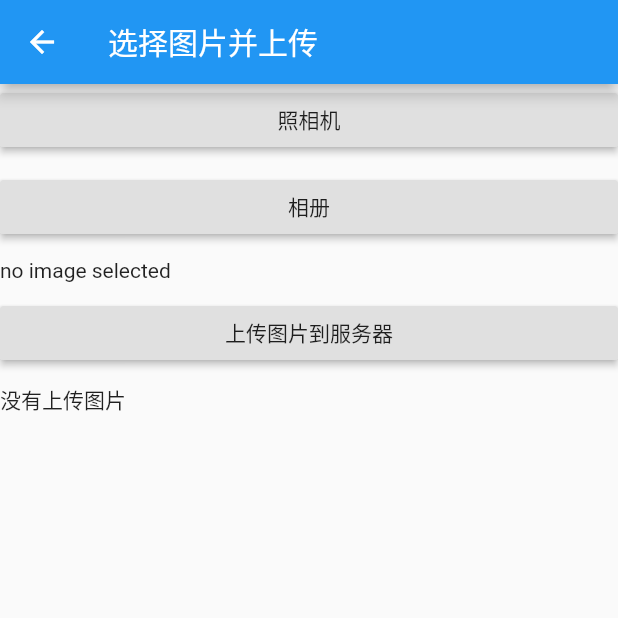
After one commit to ldy978/frist, a Flutter app: the ImagePickerPage screen opened directly, after a tap on "上传图片到服务器", on a phone screen of 412 x 824 dp, the top half of it. The commit adds this screen. Run offline on Flutter 3.47's test engine with Material 2 defaults, Android fonts, the phone set to English and light mode, and no system bars; drawn by our look-alikes of oktoast; our stand-ins replace cached_network_image, dio, flutter_swiper, image_picker, shared_preferences and 3 more; missing offline and left inert: dart:ffi, flutter_webview_plugin; accounts and stored records are empty; network calls fail.

```diff
--- a/lib/pages/tabs/Home/global.dart
+++ b/lib/pages/tabs/Home/global.dart
@@ -14,4 +14,5 @@ class Global {
   static String xiaonei_url = "http://"+host+":8080/admin.php?c=News&a=index";
   static String create_room = "http://"+host+":8080/admin.php?c=Room&a=create";
   static String get_room = "http://"+host+":8080/admin.php?c=Room&a=get";
+  static bool debug = true;
 }
--- a/lib/pages/tabs/Message/Xiaoxi.dart
+++ b/lib/pages/tabs/Message/Xiaoxi.dart
@@ -69,6 +69,7 @@ class _XiaoxiPageState extends State<XiaoxiPage>
           key: _refreshIndicatorKey,
           onRefresh: _getData, // onRefresh 参数是一个Future<Null>的回调
           child: new ListView.builder(
+            padding: EdgeInsets.all(10),
             // 这句是在list里面的内容不足一屏时，list可能会滑不动，加上就一直都可以滑动
             physics: const AlwaysScrollableScrollPhysics(),
             itemCount: this.list.length,
--- /dev/null
+++ b/lib/pages/tabs/chat/uploadimage.dart
@@ -0,0 +1,101 @@
+import 'dart:io';
+
+import 'package:app01/pages/tabs/Home/global.dart';
+import 'package:dio/dio.dart';
+import 'package:flutter/material.dart';
+import 'package:image_picker/image_picker.dart';
+
+class ImagePickerPage extends StatefulWidget {
+  ImagePickerPage({Key key}) : super(key: key);
+
+  _ImagePickerPageState createState() => _ImagePickerPageState();
+}
+
+class _ImagePickerPageState extends State<ImagePickerPage> {
+  //记录选择的照片
+  File _image;
+
+  //当图片上传成功后，记录当前上传的图片在服务器中的位置
+  String _imgServerPath;
+
+  //拍照
+  Future _getImageFromCamera() async {
+    var image =
+        await ImagePicker.pickImage(source: ImageSource.camera, maxWidth: 400);
+    setState(() {
+      _image = image;
+    });
+  }
+
+  //相册选择
+  Future _getImageFromGallery() async {
+    var image = await ImagePicker.pickImage(source: ImageSource.gallery);
+    setState(() {
+      _image = image;
+    });
+  }
+
+  //上传图片到服务器
+  _uploadImage() async {
+    Map map = {"file": _image};
+    FormData formData = FormData.fromMap(map);
+    var response = await Dio()
+        .post("http://upload.image.hbxy.xyz/dongtai/index.php", data: formData);
+    print(response.data.toString());
+    if (response.statusCode == 200) {
+      Map responseMap = response.data;
+      //print("http://jd.itying.com${responseMap["path"]}");
+      setState(() {
+        _imgServerPath = "http://jd.itying.com${responseMap["path"]}";
+      });
+    }
+  }
+
+  @override
+  Widget build(BuildContext context) {
+    return Scaffold(
+      appBar: AppBar(title: Text("选择图片并上传")),
+      body: Container(
+        child: ListView(
+          children: <Widget>[
+            RaisedButton(
+              onPressed: () {
+                _getImageFromCamera();
+              },
+              child: Text("照相机"),
+            ),
+            SizedBox(height: 10),
+            RaisedButton(
+              onPressed: () {
+                _getImageFromGallery();
+              },
+              child: Text("相册"),
+            ),
+            SizedBox(height: 10),
+            /**
+             * 展示选择的图片
+             */
+            _image == null
+                ? Text("no image selected")
+                : Image.file(
+                    _image,
+                    fit: BoxFit.cover,
+                  ),
+            SizedBox(height: 10),
+            RaisedButton(
+              onPressed: () {
+                _uploadImage();
+              },
+              child: Text("上传图片到服务器"),
+            ),
+            SizedBox(height: 10),
+            _imgServerPath == null
+                ? Text("没有上传图片")
+                : Image.network(
+                    "http://jd.itying.com/public/upload/daoyXVTvrCCUeoIliZtNXX-s.png"),
+          ],
+        ),
+      ),
+    );
+  }
+}
--- a/pubspec.yaml
+++ b/pubspec.yaml
@@ -34,6 +34,7 @@ dependencies:
   toast: ^0.1.5
   url_launcher: 3.0.0
   webview_flutter: ^0.3.10+4
+  flutter_picker: ^1.0.11
   #jpush_flutter: 0.5.3
   # leancloud_official_plugin: '1.0.0-beta.2'
   #  jpush_flutter: 0.1.0 #极光推送
```
Also changed, not shown: lib/pages/tabs/chat/CreateRoom.dart (+87 -22 lines), pubspec.lock.
